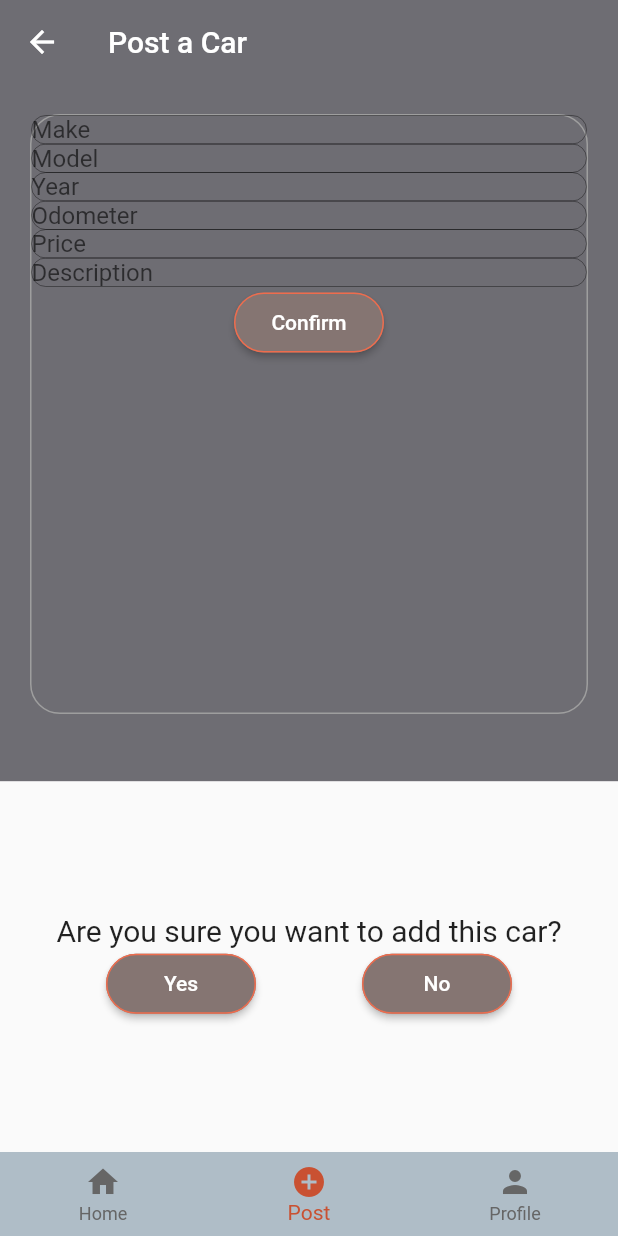
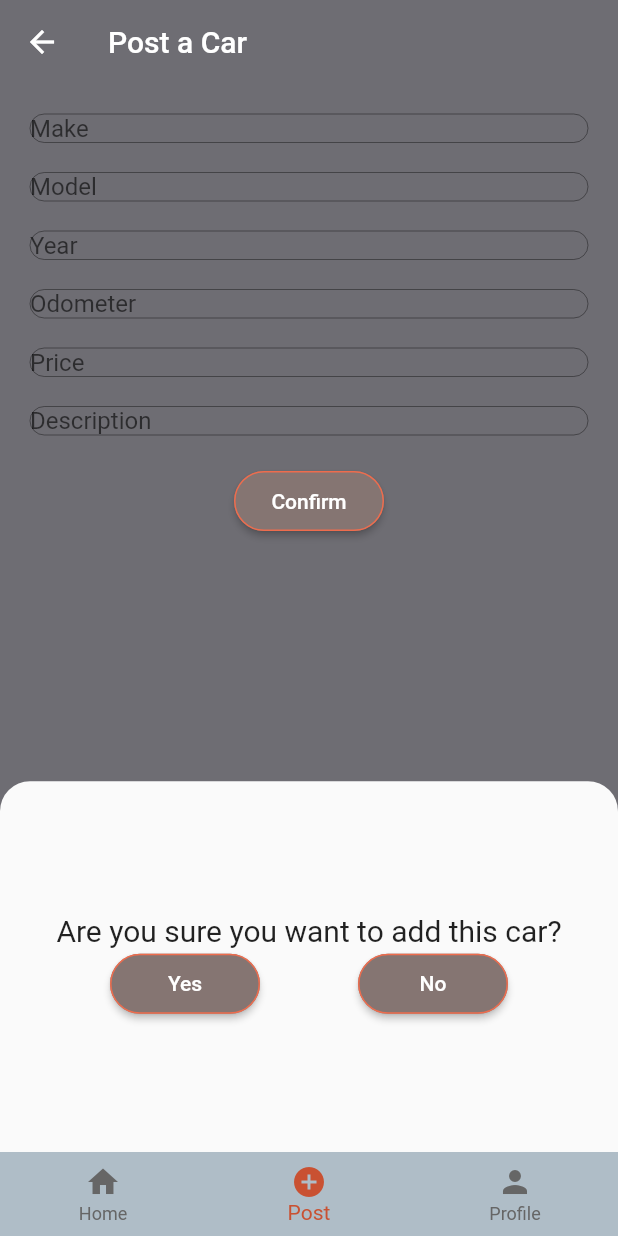
Before and after one commit to domtom1126/stick_testing, a Flutter app: the screen it shows after launch, item 2 of the bottom bar chosen, after a tap on "Confirm", on a phone screen of 412 x 824 dp. Run offline on Flutter 3.47's test engine with Material 2 defaults, Android fonts, the phone set to English and light mode, and no system bars; our stand-ins replace bloc, cloud_firestore, firebase_core, flutter_bloc, hexcolor; accounts and stored records are empty.

Commit message:
changed inputs styled modal

```diff
--- a/lib/screens/post.dart
+++ b/lib/screens/post.dart
@@ -23,19 +23,25 @@ class _PostState extends State<Post> {
         child: Form(
           key: _formKey,
           child: Container(
-            height: 400,
-            decoration: BoxDecoration(
-                border: Border.all(
-                  color: Colors.grey,
-                ),
-                borderRadius: BorderRadius.all(Radius.circular(20))),
+            // height: 400,
+            // decoration: BoxDecoration(
+            //     border: Border.all(
+            //       color: Colors.grey,
+            //     ),
+            //     borderRadius: BorderRadius.all(Radius.circular(20))),
             child: Column(children: [
               makeInput(),
+              const SizedBox(height: 20),
               modelInput(),
+              const SizedBox(height: 20),
               yearInput(),
+              const SizedBox(height: 20),
               odometerInput(),
+              const SizedBox(height: 20),
               priceInput(),
+              const SizedBox(height: 20),
               descriptionInput(),
+              const SizedBox(height: 20),
               ElevatedButton(
                   onPressed: () => confirmModal(),
                   child: const Text('Confirm')),
@@ -51,10 +57,18 @@ class _PostState extends State<Post> {
     setState(
       () {
         showBottomSheet(
+          shape: const RoundedRectangleBorder(
+            borderRadius: BorderRadius.only(
+              topLeft: Radius.circular(20),
+              topRight: Radius.circular(20),
+            ),
+          ),
           context: context,
           builder: (BuildContext context) {
             return SizedBox(
               height: MediaQuery.of(context).size.height * 0.3,
+              child: Padding(
+                padding: const EdgeInsets.all(8.0),
                 child: Column(
                   mainAxisAlignment: MainAxisAlignment.center,
                   children: [
@@ -82,6 +96,7 @@ class _PostState extends State<Post> {
                     ),
                   ],
                 ),
+              ),
             );
           },
         );
```
Lines whose indentation alone changed are shown as unchanged.
